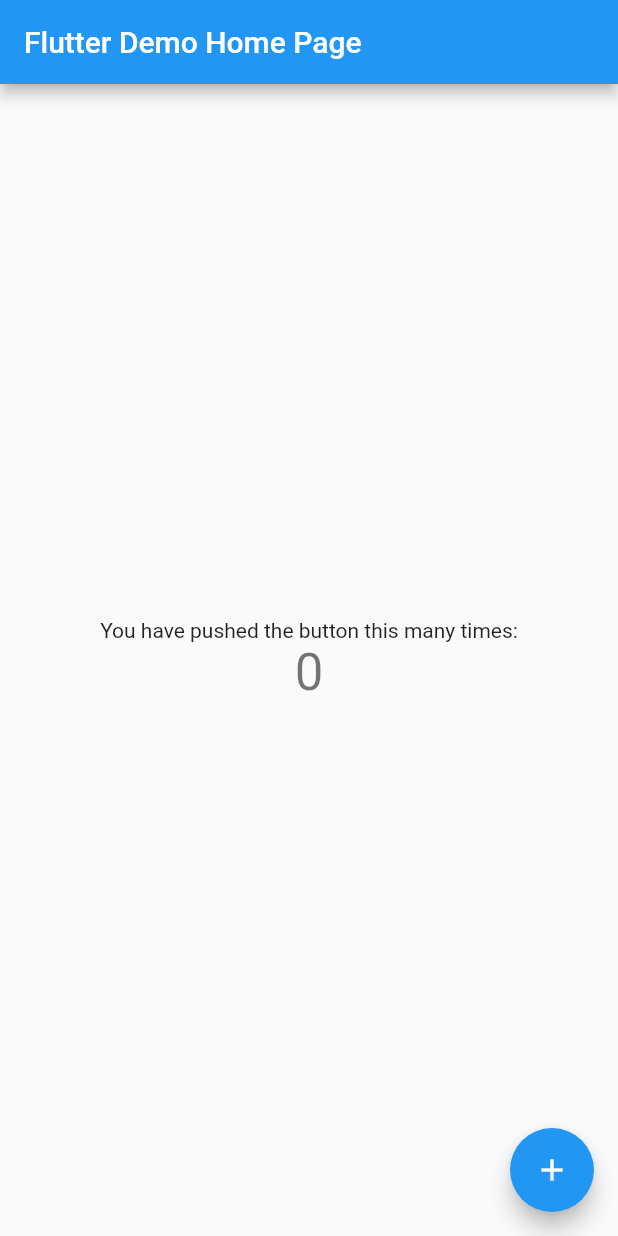
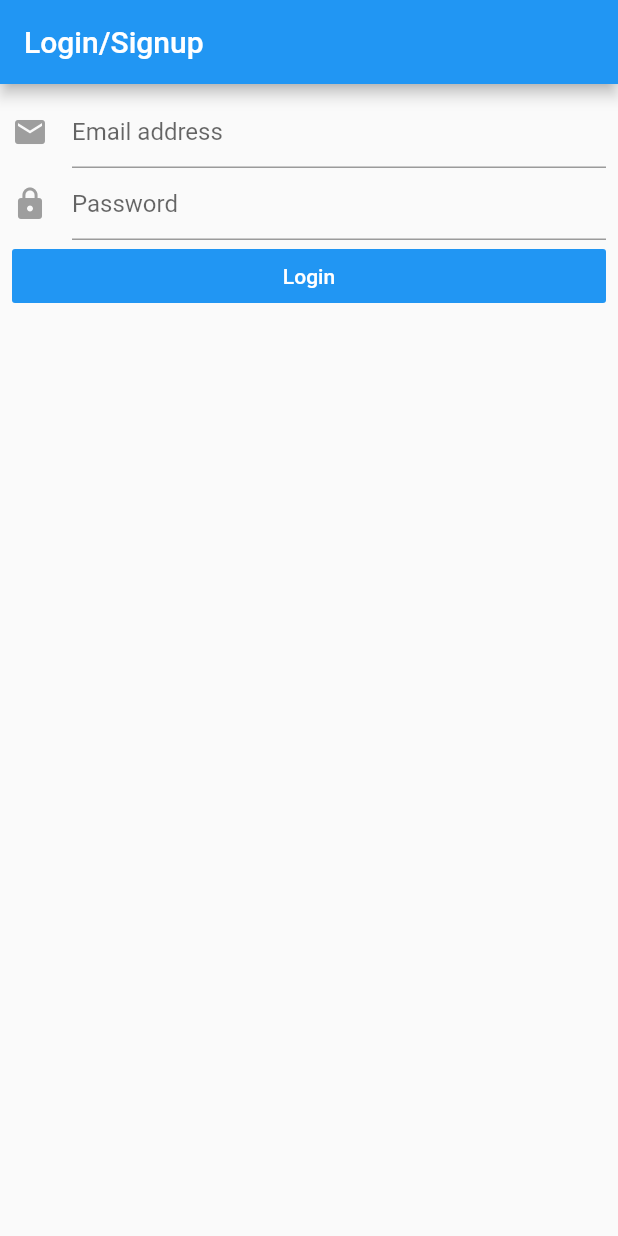
Before and after one commit to Ashekboy/crypton, a Flutter app: the screen it shows after launch, on a phone screen of 412 x 824 dp. Run offline on Flutter 3.47's test engine with Material 2 defaults, Android fonts, the phone set to English and light mode, and no system bars.

Commit message:
added textfield for email and password and login button

```diff
--- /dev/null
+++ b/lib/LoginSignup.dart
@@ -0,0 +1,58 @@
+import 'package:flutter/material.dart';
+
+class LoginSignup extends StatelessWidget{
+
+  @override
+  Widget build(BuildContext context){
+    return new Scaffold(
+      appBar: new AppBar(
+        title: new Text("Login/Signup"),
+      ),
+      body: Center(
+        child: ListView(
+          padding: const EdgeInsets.all(8),
+          children: <Widget>[
+            TextFormField(
+              maxLines: 1,
+              keyboardType: TextInputType.emailAddress,
+              autofocus: false,
+              decoration: new InputDecoration(
+                hintText: 'Email address',
+                icon: new Icon(
+                  Icons.mail,
+                  color: Colors.grey,
+                )
+              ),
+              validator: (value) => value.isEmpty ? 'Email can not be empty' : null,
+              //onSaved: (value) => _email = value.trim(),
+            ),
+
+            TextFormField(
+              maxLines: 1,
+              obscureText: true,
+              decoration: new InputDecoration(
+                hintText: 'Password',
+                icon: new Icon(
+                  Icons.lock,
+                  color: Colors.grey,
+                )
+              ),
+            ),
+            FlatButton(
+              color: Colors.blue,
+              textColor: Colors.white,
+              disabledColor: Colors.grey,
+              disabledTextColor: Colors.black,
+              padding: EdgeInsets.all(8.0),
+              splashColor: Colors.blue,
+              onPressed: () {
+                print('logged in');
+              },
+              child: Text("Login"),
+            )
+          ],
+        )
+      )
+    );
+  }
+}
--- /dev/null
+++ b/lib/dashboard.dart
@@ -0,0 +1,5 @@
+import 'package:flutter/material.dart';
+
+class Dashboard extends StatefulWidget{
+
+}
--- a/lib/main.dart
+++ b/lib/main.dart
@@ -1,111 +1,18 @@
 import 'package:flutter/material.dart';
+import 'LoginSignup.dart';
 
 void main() => runApp(MyApp());
 
-class MyApp extends StatelessWidget {
-  // This widget is the root of your application.
+class MyApp extends StatelessWidget{
+
   @override
-  Widget build(BuildContext context) {
-    return MaterialApp(
-      title: 'Flutter Demo',
-      theme: ThemeData(
-        // This is the theme of your application.
-        //
-        // Try running your application with "flutter run". You'll see the
-        // application has a blue toolbar. Then, without quitting the app, try
-        // changing the primarySwatch below to Colors.green and then invoke
-        // "hot reload" (press "r" in the console where you ran "flutter run",
-        // or simply save your changes to "hot reload" in a Flutter IDE).
-        // Notice that the counter didn't reset back to zero; the application
-        // is not restarted.
+  Widget build(BuildContext context){
+    return new MaterialApp(
+      title: 'crypton',
+      theme: new ThemeData(
         primarySwatch: Colors.blue,
       ),
-      home: MyHomePage(title: 'Flutter Demo Home Page'),
+      home: new LoginSignup()
     );
   }
 }
-
-class MyHomePage extends StatefulWidget {
-  MyHomePage({Key key, this.title}) : super(key: key);
-
-  // This widget is the home page of your application. It is stateful, meaning
-  // that it has a State object (defined below) that contains fields that affect
-  // how it looks.
-
-  // This class is the configuration for the state. It holds the values (in this
-  // case the title) provided by the parent (in this case the App widget) and
-  // used by the build method of the State. Fields in a Widget subclass are
-  // always marked "final".
-
-  final String title;
-
-  @override
-  _MyHomePageState createState() => _MyHomePageState();
-}
-
-class _MyHomePageState extends State<MyHomePage> {
-  int _counter = 0;
-
-  void _incrementCounter() {
-    setState(() {
-      // This call to setState tells the Flutter framework that something has
-      // changed in this State, which causes it to rerun the build method below
-      // so that the display can reflect the updated values. If we changed
-      // _counter without calling setState(), then the build method would not be
-      // called again, and so nothing would appear to happen.
-      _counter++;
-    });
-  }
-
-  @override
-  Widget build(BuildContext context) {
-    // This method is rerun every time setState is called, for instance as done
-    // by the _incrementCounter method above.
-    //
-    // The Flutter framework has been optimized to make rerunning build methods
-    // fast, so that you can just rebuild anything that needs updating rather
-    // than having to individually change instances of widgets.
-    return Scaffold(
-      appBar: AppBar(
-        // Here we take the value from the MyHomePage object that was created by
-        // the App.build method, and use it to set our appbar title.
-        title: Text(widget.title),
-      ),
-      body: Center(
-        // Center is a layout widget. It takes a single child and positions it
-        // in the middle of the parent.
-        child: Column(
-          // Column is also a layout widget. It takes a list of children and
-          // arranges them vertically. By default, it sizes itself to fit its
-          // children horizontally, and tries to be as tall as its parent.
-          //
-          // Invoke "debug painting" (press "p" in the console, choose the
-          // "Toggle Debug Paint" action from the Flutter Inspector in Android
-          // Studio, or the "Toggle Debug Paint" command in Visual Studio Code)
-          // to see the wireframe for each widget.
-          //
-          // Column has various properties to control how it sizes itself and
-          // how it positions its children. Here we use mainAxisAlignment to
-          // center the children vertically; the main axis here is the vertical
-          // axis because Columns are vertical (the cross axis would be
-          // horizontal).
-          mainAxisAlignment: MainAxisAlignment.center,
-          children: <Widget>[
-            Text(
-              'You have pushed the button this many times:',
-            ),
-            Text(
-              '$_counter',
-              style: Theme.of(context).textTheme.display1,
-            ),
-          ],
-        ),
-      ),
-      floatingActionButton: FloatingActionButton(
-        onPressed: _incrementCounter,
-        tooltip: 'Increment',
-        child: Icon(Icons.add),
-      ), // This trailing comma makes auto-formatting nicer for build methods.
-    );
-  }
-}
```
